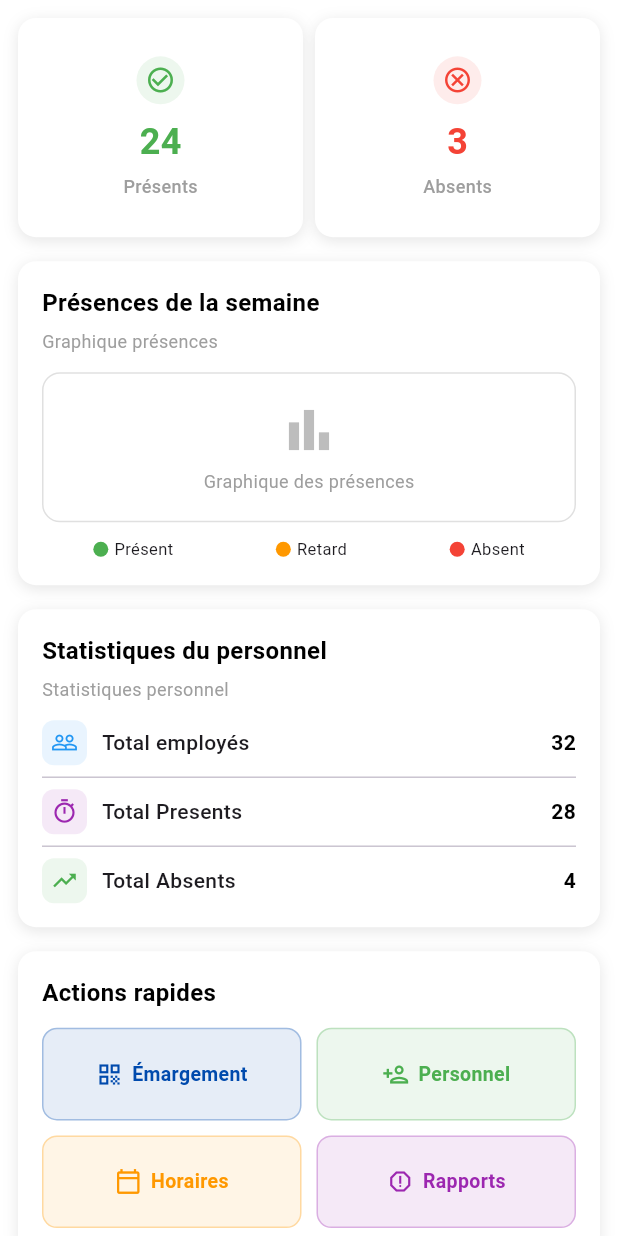
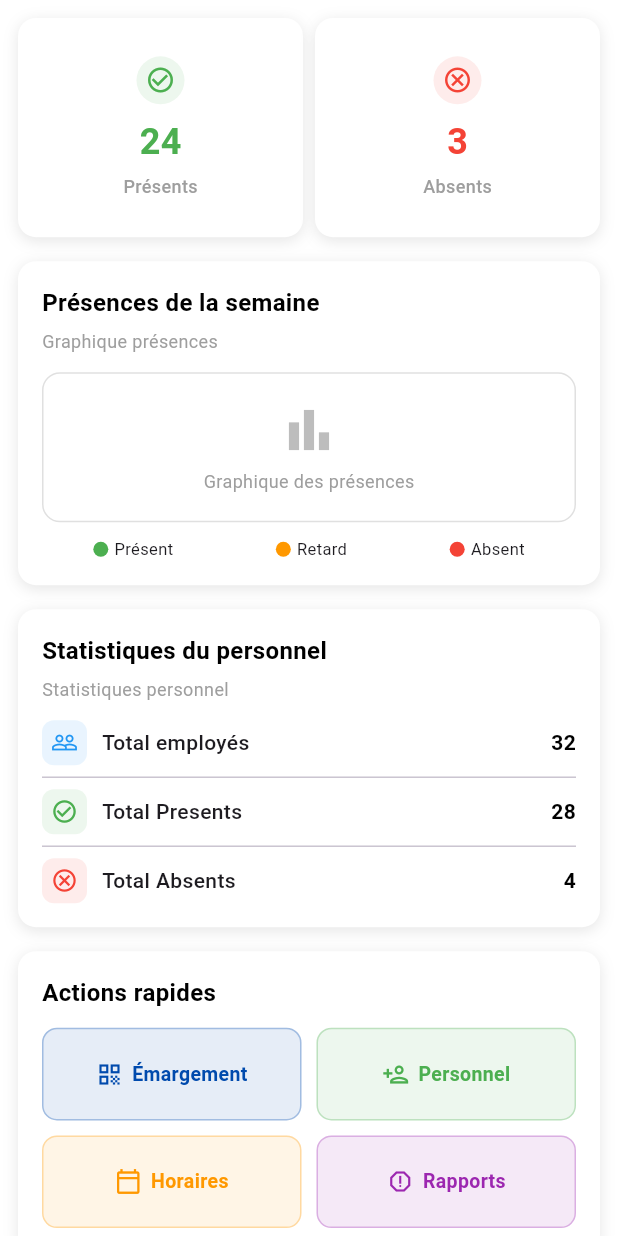
Before and after one commit to eden-jordan/EasySign_frontend, a Flutter app: the Dashboard screen opened directly, on a phone screen of 412 x 824 dp. Run offline on Flutter 3.47's test engine with Material 3 defaults, Android fonts, the phone set to English and light mode, and no system bars; our stand-ins replace flutter_secure_storage, pdf, printing, shared_preferences, video_player; missing offline and left inert: mobile_scanner; accounts and stored records are empty.

```diff
--- a/easysign/lib/screens/items/dashboard.dart
+++ b/easysign/lib/screens/items/dashboard.dart
@@ -262,15 +262,15 @@ class Dashboard extends StatelessWidget {
                 _buildStatRow(
                   label: 'Total Presents',
                   value: '28',
-                  icon: Icons.timer_outlined,
-                  color: Colors.purple,
+                  icon: Icons.check_circle_outline,
+                  color: Colors.green,
                 ),
                 const Divider(height: 16),
                 _buildStatRow(
                   label: 'Total Absents',
                   value: '4',
-                  icon: Icons.trending_up_outlined,
-                  color: Colors.green,
+                  icon: Icons.cancel_outlined,
+                  color: Colors.red,
                 ),
               ],
             ),
```
